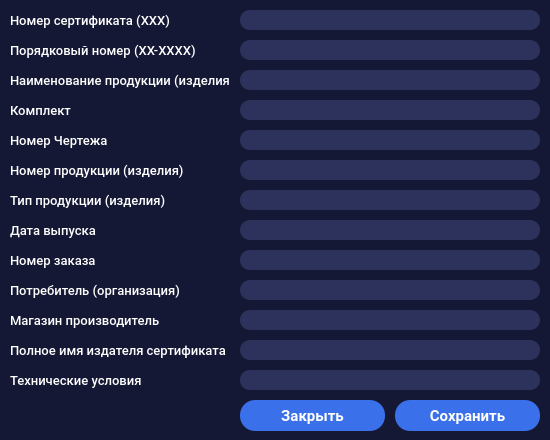
Qt form static/ui/certificate.ui (AlexandrVino/CyberSchool) before a commit.
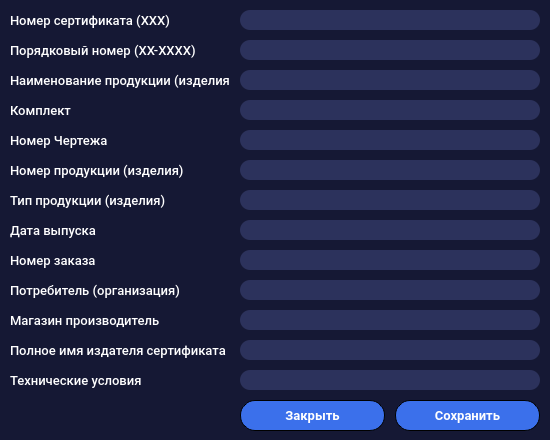
The same form after that commit.

What changed in the file:
```diff
--- a/static/ui/certificate.ui
+++ b/static/ui/certificate.ui
@@ -14,8 +14,18 @@
    <string>Dialog</string>
   </property>
   <property name="styleSheet">
-   <string notr="true">background-color: #151834;
-</string>
+   <string notr="true">QDialog {background-color: #151834;}
+QLabel { color: #fff}
+QLineEdit {
+	background-color: #2c325c;
+	color: #fff;
+border-radius: 10px;
+	padding-left: 10px;
+}
+QPushButton {background-color: #151834;
+background-color: #3b70eb;
+color: #fff;
+border-radius: 15px;}</string>
   </property>
   <widget class="QLineEdit" name="number_certificate">
    <property name="geometry">
@@ -641,15 +651,14 @@
    <property name="font">
     <font>
      <family>Roboto</family>
-     <pointsize>11</pointsize>
+     <pointsize>10</pointsize>
      <weight>75</weight>
      <bold>true</bold>
     </font>
    </property>
    <property name="styleSheet">
-    <string notr="true">background-color: #3b70eb;
-color: #fff;
-border-radius: 15px;</string>
+    <string notr="true">border: 1px solid #000;
+</string>
    </property>
    <property name="text">
     <string>Сохранить</string>
@@ -667,15 +676,14 @@
    <property name="font">
     <font>
      <family>Roboto</family>
-     <pointsize>11</pointsize>
+     <pointsize>10</pointsize>
      <weight>75</weight>
      <bold>true</bold>
     </font>
    </property>
    <property name="styleSheet">
-    <string notr="true">background-color: #3b70eb;
-color: #fff;
-border-radius: 15px;</string>
+    <string notr="true">border: 1px solid #000;
+</string>
    </property>
    <property name="text">
     <string>Закрыть</string>
```
Left out of the diff: 117 changed lines with no effect on the pictures.
